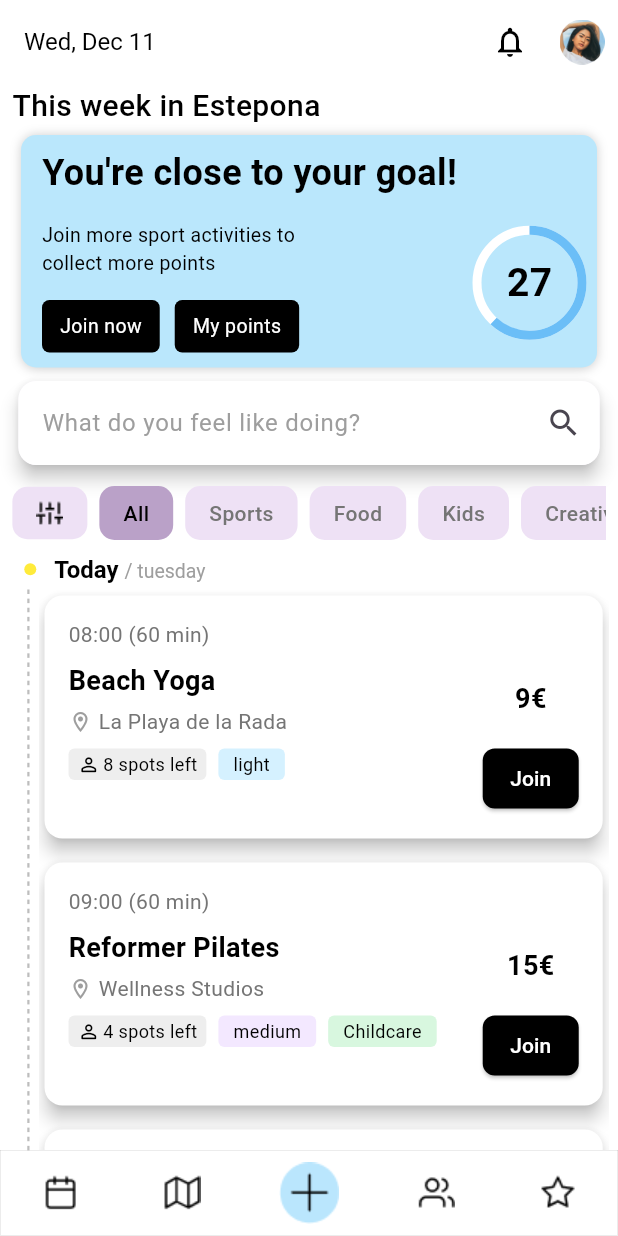
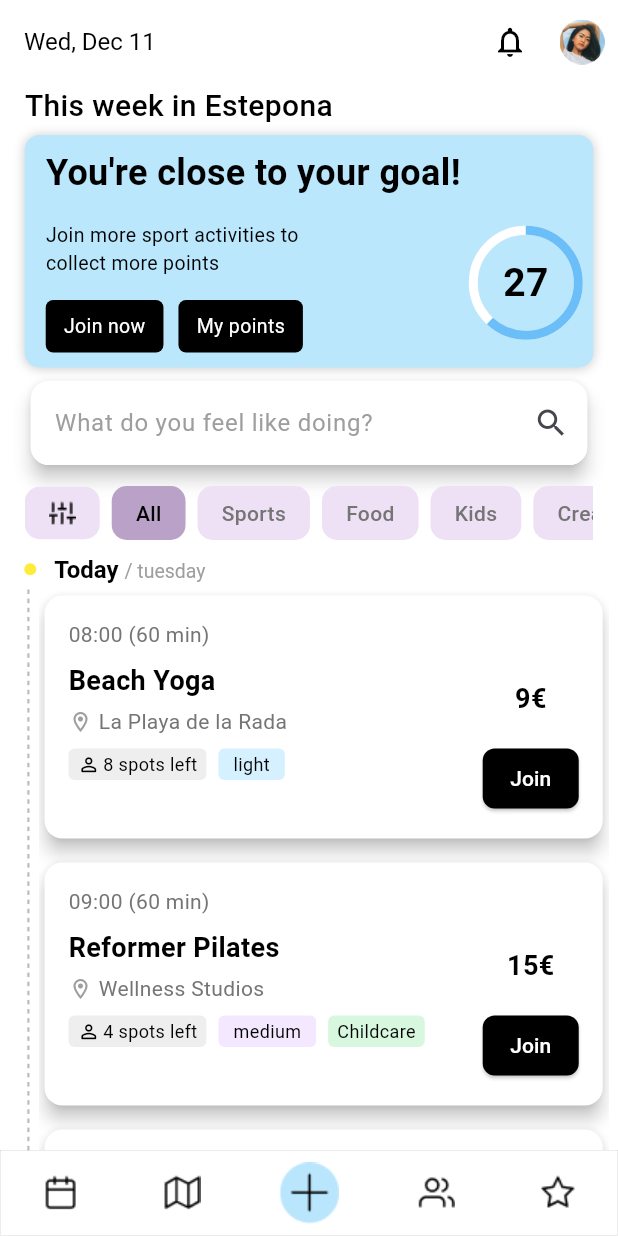
Before and after one commit to md-redwanul-haque/twnsqr_flutter, a Flutter app: the screen it shows after launch, on a phone screen of 412 x 824 dp. Run offline on Flutter 3.47's test engine with Material 3 defaults, Android fonts, the light colour scheme and no system bars; our stand-ins replace get.

Commit message:
final updated

```diff
--- a/lib/app/modules/home/views/components/activityCard.dart
+++ b/lib/app/modules/home/views/components/activityCard.dart
@@ -123,7 +123,7 @@ class ActivityCard extends StatelessWidget {
                             color: AppColors.childCare,
                             borderRadius: BorderRadius.circular(4),
                           ),
-                          padding: EdgeInsets.symmetric(vertical: 2,horizontal: 10),
+                          padding: EdgeInsets.symmetric(vertical: 2,horizontal: 6),
                           child: Text(
                             "Childcare",
                             style: const TextStyle(fontSize: 12),
--- a/lib/app/modules/home/views/components/filterButtonSection.dart
+++ b/lib/app/modules/home/views/components/filterButtonSection.dart
@@ -13,7 +13,7 @@ class FilterButtonSection extends StatelessWidget {
   Widget build(BuildContext context) {
     return Padding(
       padding:
-      EdgeInsets.symmetric(horizontal: Get.width * 0.02),
+      EdgeInsets.symmetric(horizontal: Get.width * 0.04),
       child: SingleChildScrollView(
         scrollDirection: Axis.horizontal,
         child: Row(
--- a/lib/app/modules/home/views/components/searchBar.dart
+++ b/lib/app/modules/home/views/components/searchBar.dart
@@ -11,7 +11,7 @@ class CustomSearchBar extends StatelessWidget {
   Widget build(BuildContext context) {
     return Padding(
       padding:
-      EdgeInsets.symmetric(horizontal: Get.width * 0.02),
+      EdgeInsets.symmetric(horizontal: Get.width * 0.04),
       child: Card(
         elevation: 5,
         child: TextField(
--- a/lib/app/modules/home/views/home_view.dart
+++ b/lib/app/modules/home/views/home_view.dart
@@ -26,7 +26,9 @@ class HomeView extends GetView<HomeController> {
       appBar: isWeb
           ? null
           : AppBar(
+        centerTitle: false,
               backgroundColor: Colors.white,
+
               title: Text(
                 formattedDate,
                 style: const TextStyle(
@@ -71,7 +73,7 @@ class HomeView extends GetView<HomeController> {
                       if (isWeb)
                         Padding(
                           padding: EdgeInsets.symmetric(
-                              horizontal: Get.width * 0.02),
+                              horizontal: Get.width * 0.04),
                           child: Text(
                             formattedDate,
                             style: const TextStyle(
@@ -82,7 +84,7 @@ class HomeView extends GetView<HomeController> {
                         ),
                       Padding(
                         padding:
-                            EdgeInsets.symmetric(horizontal: Get.width * 0.02),
+                            EdgeInsets.symmetric(horizontal: Get.width * 0.04),
                         child: const Text(
                           "This week in Estepona",
                           style: TextStyle(
@@ -95,7 +97,7 @@ class HomeView extends GetView<HomeController> {
 
                       if (!isWeb)
                         Padding(
-                          padding: const EdgeInsets.symmetric(horizontal: 14),
+                          padding:  EdgeInsets.symmetric(horizontal: Get.width * 0.04),
                           child: TopContainer(),
                         ),
                       const SizedBox(height: 5),
```
Also changed, not shown: 1 other file.
